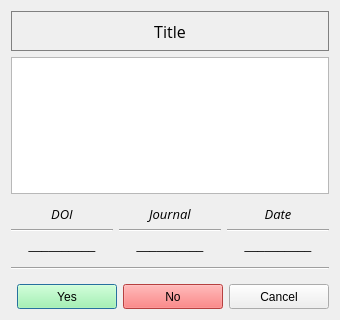
First picture: the form in ui/xml/paper.ui, repository janoschortmann/abstract-screening, before the edit.
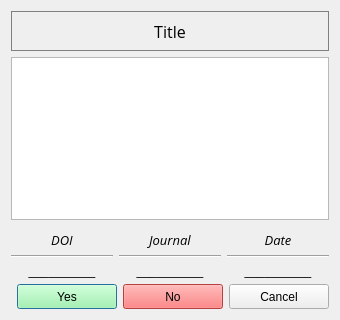
Second picture: the form after the edit.

```diff
--- a/ui/xml/paper.ui
+++ b/ui/xml/paper.ui
@@ -176,19 +176,6 @@
      </item>
     </layout>
    </item>
-   <item>
-    <widget class="Line" name="line_4">
-     <property name="minimumSize">
-      <size>
-       <width>0</width>
-       <height>20</height>
-      </size>
-     </property>
-     <property name="orientation">
-      <enum>Qt::Orientation::Horizontal</enum>
-     </property>
-    </widget>
-   </item>
    <item>
     <layout class="QHBoxLayout" name="buttons">
      <item>
```
